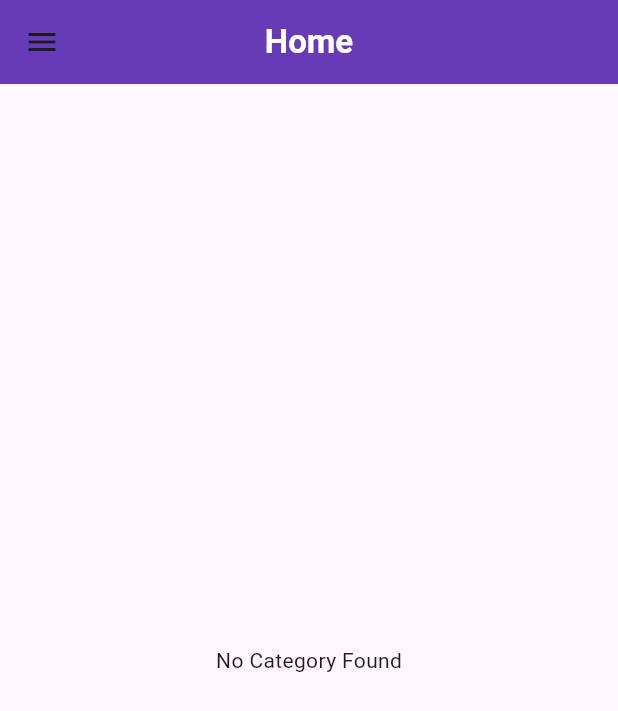
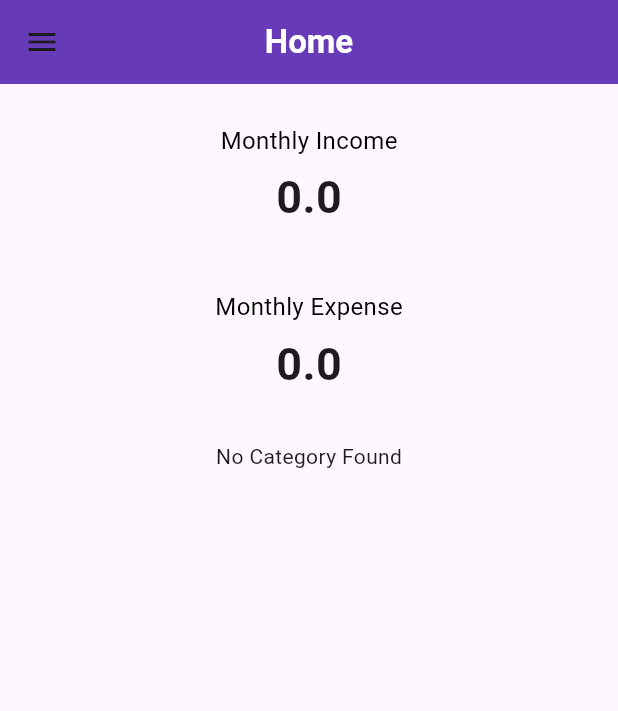
Before and after one commit to priyankafulwari127/finly, a Flutter app: the screen it shows after launch, on a phone screen of 412 x 824 dp. Shown: the top 711 px of the screen. Run offline on Flutter 3.47's test engine with Material 3 defaults, Android fonts, the phone set to English and light mode, and no system bars; our stand-ins replace get, hive, hive_flutter, shared_preferences; missing offline and left inert: dart:ffi; accounts and stored records are empty.

Commit message:
monthly total expense

```diff
--- a/lib/ui/DetailsScreen.dart
+++ b/lib/ui/DetailsScreen.dart
@@ -1,10 +1,8 @@
 import 'package:finly/controller/TransactionController.dart';
-import 'package:finly/model/categoryModel/Category.dart';
 import 'package:finly/model/transactionModel/Transaction.dart';
 import 'package:finly/ui/TransactionHistory.dart';
 import 'package:flutter/material.dart';
 import 'package:get/get.dart';
-import 'package:intl/intl.dart';
 
 import '../controller/CategoryController.dart';
 
--- a/lib/ui/HomeScreen.dart
+++ b/lib/ui/HomeScreen.dart
@@ -13,12 +13,10 @@ class HomeScreen extends StatelessWidget {
   HomeScreen({super.key, required this.id});
 
   CategoryController categoryController = Get.put(CategoryController());
-  TransactionController transactionController =
-      Get.put(TransactionController());
+  TransactionController transactionController = Get.put(TransactionController());
   IncomeController incomeController = Get.put(IncomeController());
   IconList iconList = IconList();
-  Category category =
-      Category(id: '', iconPoints: 0, fontFamily: '', iconFontPackage: '');
+  Category category = Category(id: '', iconPoints: 0, fontFamily: '', iconFontPackage: '');
 
   @override
   Widget build(BuildContext context) {
@@ -37,8 +35,7 @@ class HomeScreen extends StatelessWidget {
       ),
       drawer: Drawer(
         child: Padding(
-          padding:
-              const EdgeInsets.only(left: 24.0, top: 45, bottom: 45, right: 24),
+          padding: const EdgeInsets.only(left: 24.0, top: 45, bottom: 45, right: 24),
           child: SingleChildScrollView(
             child: Column(
               crossAxisAlignment: CrossAxisAlignment.start,
@@ -82,10 +79,7 @@ class HomeScreen extends StatelessWidget {
                       ),
                       Text(
                         'Add Category',
-                        style: TextStyle(
-                            fontSize: 18,
-                            color: Colors.grey[700],
-                            fontWeight: FontWeight.bold),
+                        style: TextStyle(fontSize: 18, color: Colors.grey[700], fontWeight: FontWeight.bold),
                       ),
                     ],
                   ),
@@ -125,13 +119,7 @@ class HomeScreen extends StatelessWidget {
       ),
       body: Padding(
           padding: const EdgeInsets.all(16.0),
-          child: categoryController.isLoading.value
-              ? Center(child: CircularProgressIndicator())
-              : categoryController.categoryList.isEmpty
-                  ? Center(
-                      child: Text('No Category Found'),
-                    )
-                  : Column(
+          child: Column(
             children: [
               Padding(
                 padding: EdgeInsets.only(top: 10, bottom: 5),
@@ -165,21 +153,28 @@ class HomeScreen extends StatelessWidget {
                   ),
                 ),
               ),
-                        Text(
-                          '${transactionController.totalExpanse}',
+              Obx(() {
+                return Text(
+                  '${transactionController.monthlyTotalExpanse.value}',
                   style: TextStyle(
                     fontSize: 30,
                     fontWeight: FontWeight.bold,
                   ),
-                        ),
+                );
+              }),
               SizedBox(
                 height: 30,
               ),
               Obx(() {
-                          return Expanded(
+                return categoryController.isLoading.value
+                    ? Center(child: CircularProgressIndicator())
+                    : categoryController.categoryList.isEmpty
+                        ? Center(
+                            child: Text('No Category Found'),
+                          )
+                        : Expanded(
                             child: GridView.builder(
-                              gridDelegate:
-                                  SliverGridDelegateWithFixedCrossAxisCount(
+                              gridDelegate: SliverGridDelegateWithFixedCrossAxisCount(
                                 crossAxisCount: 2,
                                 crossAxisSpacing: 8,
                                 mainAxisSpacing: 8,
@@ -191,14 +186,8 @@ class HomeScreen extends StatelessWidget {
                                   onTap: () {
                                     Get.to(
                                       DetailsScreen(
-                                        categoryName: categoryController
-                                                .categoryList
-                                                .elementAt(index)
-                                                .categoryName ??
-                                            'No Name',
-                                        id: categoryController.categoryList
-                                            .elementAt(index)
-                                            .id,
+                                        categoryName: categoryController.categoryList.elementAt(index).categoryName ?? 'No Name',
+                                        id: categoryController.categoryList.elementAt(index).id,
                                       ),
                                     );
                                   },
@@ -210,8 +199,7 @@ class HomeScreen extends StatelessWidget {
                                     child: Padding(
                                       padding: const EdgeInsets.all(12.0),
                                       child: Column(
-                                        crossAxisAlignment:
-                                            CrossAxisAlignment.start,
+                                        crossAxisAlignment: CrossAxisAlignment.start,
                                         children: [
                                           Row(
                                             children: [
@@ -219,13 +207,9 @@ class HomeScreen extends StatelessWidget {
                                                 elevation: 2,
                                                 color: Colors.grey[350],
                                                 child: Padding(
-                                                  padding:
-                                                      const EdgeInsets.all(8.0),
+                                                  padding: const EdgeInsets.all(8.0),
                                                   child: Icon(
-                                                    categoryController
-                                                        .categoryList
-                                                        .elementAt(index)
-                                                        .getIconData(),
+                                                    categoryController.categoryList.elementAt(index).getIconData(),
                                                   ),
                                                 ),
                                               ),
@@ -233,10 +217,7 @@ class HomeScreen extends StatelessWidget {
                                                 flex: 1,
                                               ),
                                               PopupMenuButton(
-                                                itemBuilder:
-                                                    (BuildContext context) =>
-                                                        <PopupMenuEntry<
-                                                            CategoryMenu>>[
+                                                itemBuilder: (BuildContext context) => <PopupMenuEntry<CategoryMenu>>[
                                                   PopupMenuItem(
                                                     child: Text(
                                                       'Edit',
@@ -246,8 +227,7 @@ class HomeScreen extends StatelessWidget {
                                                       ),
                                                     ),
                                                     onTap: () {
-                                                      editCategory(context,
-                                                          category, id);
+                                                      editCategory(context, category, id);
                                                     },
                                                   ),
                                                   PopupMenuItem(
@@ -259,9 +239,7 @@ class HomeScreen extends StatelessWidget {
                                                       ),
                                                     ),
                                                     onTap: () async {
-                                                      await categoryController
-                                                          .removeCategory(
-                                                              index);
+                                                      await categoryController.removeCategory(index);
                                                     },
                                                   )
                                                 ],
@@ -272,10 +250,7 @@ class HomeScreen extends StatelessWidget {
                                             height: 4,
                                           ),
                                           Text(
-                                            categoryController.categoryList
-                                                    .elementAt(index)
-                                                    .categoryName ??
-                                                '',
+                                            categoryController.categoryList.elementAt(index).categoryName ?? '',
                                             textAlign: TextAlign.left,
                                             overflow: TextOverflow.ellipsis,
                                             maxLines: 1,
@@ -297,12 +272,9 @@ class HomeScreen extends StatelessWidget {
     );
   }
 
-  Future<void> editCategory(
-      BuildContext context, Category cat, String catId) async {
-    TextEditingController categoryNameController =
-        TextEditingController(text: cat.categoryName);
-    TextEditingController budgetController =
-        TextEditingController(text: cat.budgetAmount.toString());
+  Future<void> editCategory(BuildContext context, Category cat, String catId) async {
+    TextEditingController categoryNameController = TextEditingController(text: cat.categoryName);
+    TextEditingController budgetController = TextEditingController(text: cat.budgetAmount.toString());
     // IconData selectedIcon = IconData(cat.iconPoints, fontPackage: cat.iconFontPackage, fontFamily: cat.fontFamily);
 
     showDialog(
@@ -405,8 +377,7 @@ class HomeScreen extends StatelessWidget {
                           ),
                         ),
                         onPressed: () async {
-                          double budgetAmount =
-                              double.tryParse(budgetController.text) ?? 0.0;
+                          double budgetAmount = double.tryParse(budgetController.text) ?? 0.0;
                           var updatedCategory = Category(
                             id: id,
                             iconPoints: cat.iconPoints,
@@ -415,11 +386,9 @@ class HomeScreen extends StatelessWidget {
                             categoryName: categoryNameController.text,
                             budgetAmount: budgetAmount,
                           );
-                          await categoryController
-                              .updateCategory(updatedCategory);
+                          await categoryController.updateCategory(updatedCategory);
                           Get.back();
-                          Get.snackbar(
-                              'Success', 'Category updated successfully');
+                          Get.snackbar('Success', 'Category updated successfully');
                         },
                         child: Text(
                           'Save',
--- a/lib/ui/TransactionHistory.dart
+++ b/lib/ui/TransactionHistory.dart
@@ -86,7 +86,7 @@ class TransactionHistory extends StatelessWidget {
                                 height: 2,
                               ),
                               Text(
-                                transactions.elementAt(index).date,
+                                '${transactions.elementAt(index).date}',
                                 style: TextStyle(
                                   color: Colors.black,
                                   fontSize: 14,
```
Also changed, not shown: lib/controller/TransactionController.dart (+33 -6 lines), pubspec.lock. Lines whose indentation alone changed are shown as unchanged.
